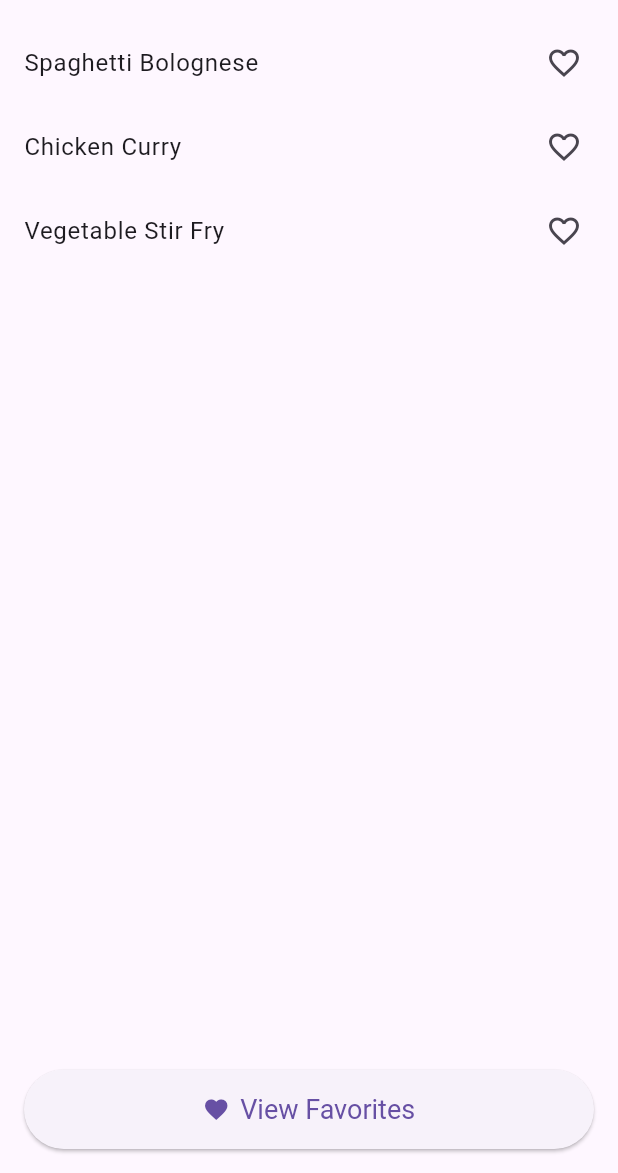
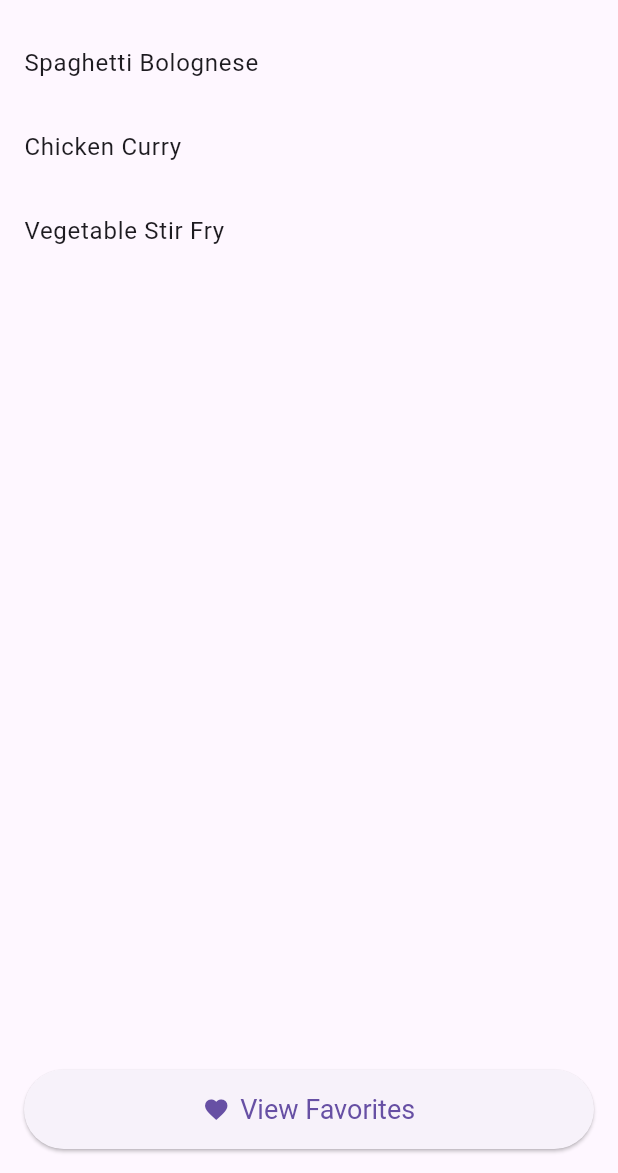
Before and after one commit to AbhayDeep04/MobileDevCW2, a Flutter app: the screen it shows after launch, on a phone screen of 412 x 824 dp, the part 63-1236 px from its top. Run offline on Flutter 3.47's test engine with Material 3 defaults, Android fonts, the phone set to English and light mode, and no system bars.

Commit message:
Updated UI Elements

```diff
--- a/lib/main.dart
+++ b/lib/main.dart
@@ -76,9 +76,6 @@ class HomeScreen extends StatelessWidget {
           final recipe = recipes[index];
           return ListTile(
             title: Text(recipe.title),
-            trailing: recipe.isFavorite
-                ? Icon(Icons.favorite, color: Colors.red)
-                : Icon(Icons.favorite_border),
             onTap: () {
               Navigator.pushNamed(
                 context,
@@ -89,7 +86,6 @@ class HomeScreen extends StatelessWidget {
           );
         },
       ),
-      // Placing a button at the bottom that navigates to the FavoritesScreen.
       bottomNavigationBar: Padding(
         padding: const EdgeInsets.all(16.0),
         child: ElevatedButton.icon(
```
